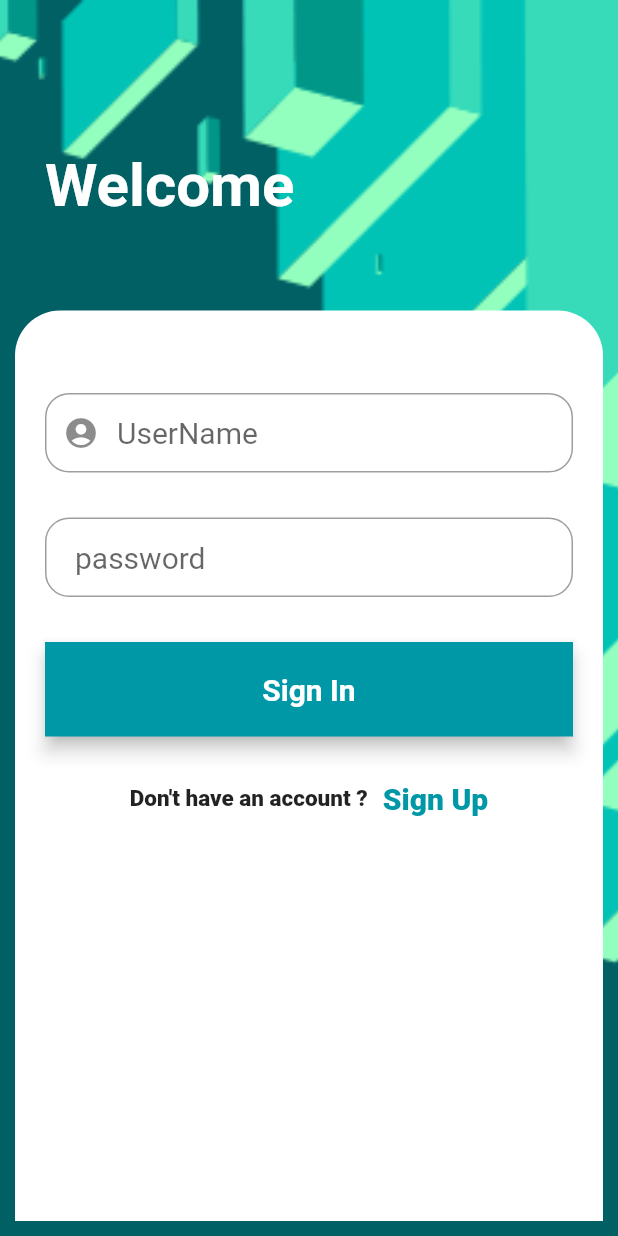
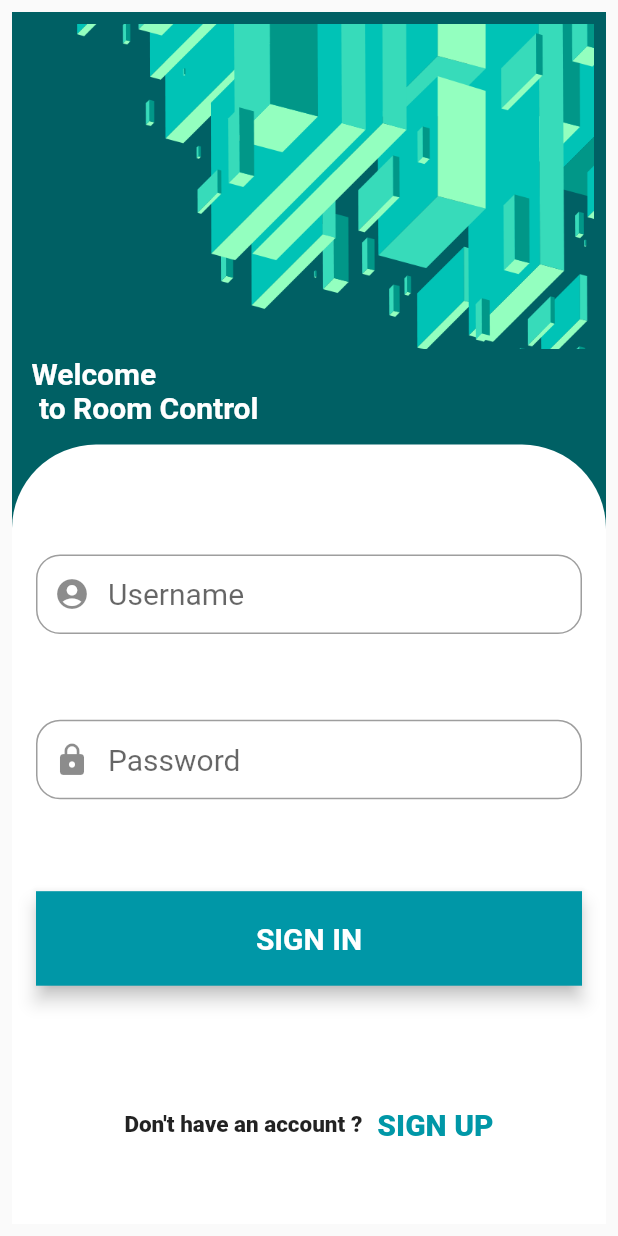
Before and after one commit to rammesaran/LoginAnimation, a Flutter app: the screen it shows after launch, on a phone screen of 412 x 824 dp. Run offline on Flutter 3.47's test engine with Material 2 defaults, Android fonts, the phone set to English and light mode, and no system bars; our stand-ins replace flutter_spinkit.

Commit message:
third changes

```diff
--- a/lib/main.dart
+++ b/lib/main.dart
@@ -1,8 +1,6 @@
-import 'package:animation/screens/details.dart';
-import 'package:animation/screens/homescreen.dart';
+
 import 'package:animation/screens/login.dart';
-import 'package:animation/screens/registration.dart';
-import 'package:animation/screens/splashscreen.dart';
+
 import 'package:flutter/material.dart';
 
 void main() => runApp(MyApp());
--- a/lib/screens/details.dart
+++ b/lib/screens/details.dart
@@ -1,6 +1,4 @@
-import 'package:animation/shared/raisedbutton.dart';
 import 'package:flutter/material.dart';
-import 'package:flutter_xlider/flutter_xlider.dart';
 
 class DetailsPage extends StatefulWidget {
   @override
@@ -13,6 +11,7 @@ class _DetailsPageState extends State<DetailsPage> {
   @override
   Widget build(BuildContext context) {
     return Scaffold(
+
         bottomNavigationBar: BottomNavigationBar(
          currentIndex: 0,
          items: [
@@ -262,6 +261,7 @@ class _DetailsPageState extends State<DetailsPage> {
             ),
           ],
         ),
+
     );
   }
 
--- a/lib/screens/login.dart
+++ b/lib/screens/login.dart
@@ -1,4 +1,5 @@
 import 'package:animation/screens/registration.dart';
+import 'package:animation/screens/splashscreen.dart';
 import 'package:flutter/material.dart';
 
 class HomePage extends StatefulWidget {
@@ -7,6 +8,9 @@ class HomePage extends StatefulWidget {
 }
 
 class _HomePageState extends State<HomePage> {
+  final _text = TextEditingController();
+  final _password = TextEditingController();
+  bool _validate = false;
   @override
   Widget build(BuildContext context) {
     final forgotpassword = Container(
@@ -28,7 +32,7 @@ class _HomePageState extends State<HomePage> {
                   MaterialPageRoute(builder: (context) => Registration()));
             },
             child: Text(
-              'Sign Up',
+              'SIGN UP',
               style: TextStyle(
                   color: Color(0xff0097A7),
                   fontSize: 20,
@@ -38,26 +42,39 @@ class _HomePageState extends State<HomePage> {
         ],
       ),
     );
-    final username = TextField(
+    final username = Form(
+
+      child: TextFormField(
+        controller: _text,
+
       style: TextStyle(
         fontSize: 20.0,
       ),
       decoration: InputDecoration(
+         errorText: _validate ? 'Please enter UserName' : null,
         prefixIcon: Icon(Icons.account_circle),
         contentPadding: EdgeInsets.fromLTRB(20.0, 15.0, 20.0, 15.0),
-        hintText: 'UserName',
+        hintText: 'Username',
         border: OutlineInputBorder(
           borderRadius: BorderRadius.circular(16.0),
         ),
       ),
+    ),
     );
+
+
     final password = TextField(
+      controller: _password,
+      obscureText: true,
       style: TextStyle(
         fontSize: 20.0,
       ),
       decoration: InputDecoration(
+         errorText: _validate ? 'Please enter Password' : null,
+        prefixIcon: Icon(Icons.lock),
         contentPadding: EdgeInsets.fromLTRB(20.0, 15.0, 20.0, 15.0),
-        hintText: 'password',
+        hintText: 'Password',
+
         border: OutlineInputBorder(
           borderRadius: BorderRadius.circular(16.0),
         ),
@@ -71,9 +88,18 @@ class _HomePageState extends State<HomePage> {
       child: MaterialButton(
         minWidth: MediaQuery.of(context).size.width,
         padding: EdgeInsets.all(20.0),
-        onPressed: () {},
+        onPressed: () {
+setState(() {
+                  _text.text.isEmpty ? _validate = true : Navigator.push(context,
+                  MaterialPageRoute(builder: (context) => SplashScreen()));
+                  _password.text.isEmpty ? _validate = true :
+                  _text.text.isEmpty ? _validate = true : Navigator.push(context,
+                  MaterialPageRoute(builder: (context) => SplashScreen()));
+                });
+
+        },
         child: Text(
-          "Sign In",
+          "SIGN IN",
           textAlign: TextAlign.center,
           style: TextStyle(
             fontSize: 20.0,
@@ -86,46 +112,89 @@ class _HomePageState extends State<HomePage> {
 
     return Scaffold(
       body: Container(
+        child: Padding(
+          padding: const EdgeInsets.all(8.0),
+          child: LayoutBuilder(builder:
+              (BuildContext context, BoxConstraints viewportConstraints) {
+            return SingleChildScrollView(
+              child: ConstrainedBox(
+                constraints: BoxConstraints(
+                  minHeight: viewportConstraints.maxHeight,
+                ),
+                child: Container(
+                  color: Color(0xff006064),
+                  child: Container(
+                    child: IntrinsicHeight(
                       child: Column(
                         children: <Widget>[
+                          Container(
+                            height: MediaQuery.of(context).size.height * 0.35,
+                            width: MediaQuery.of(context).size.width,
+                            child: Padding(
+                              padding: EdgeInsets.all(8.0),
+                              child: Center(
+                                child: Column(
+                                  mainAxisAlignment: MainAxisAlignment.center,
+                                  crossAxisAlignment:
+                                      CrossAxisAlignment.stretch,
+                                  mainAxisSize: MainAxisSize.max,
+                                  children: <Widget>[
+                                    Expanded(
+                                      child: Container(
+                                        child: Image(
+                                          image: AssetImage(
+                                            'images/MaskGroup_2.png',
+                                          ),
+                                          fit: BoxFit.fitWidth,
+                                        ),
+                                      ),
+                                    ),
                                     Padding(
-              padding: EdgeInsets.only(top: 100.0, left: 30.0, bottom: 50.0),
-              child: Row(
-                mainAxisAlignment: MainAxisAlignment.start,
-                children: <Widget>[
-                  Text('Welcome',
+                                      padding: const EdgeInsets.all(5.0),
+                                      child: Text(
+
+                                        "Welcome\n to Room Control",
+                                        textAlign: TextAlign.start,
                                         style: TextStyle(
-                          fontSize: 40.0,
+                                            fontWeight: FontWeight.bold,
                                             color: Colors.white,
-                          fontWeight: FontWeight.bold))
+                                            fontSize: 20,
+                                            fontStyle: FontStyle.normal),
+
+                                      ),
+                                    )
                                   ],
                                 ),
                               ),
+                            ),
+                          ),
                           Expanded(
-              child: Padding(
-                padding: EdgeInsets.all(10.0),
                             child: Container(
-                  padding: EdgeInsets.only(
-                    left: 20,
-                    right: 20,
-                    top: 5,
-                  ),
                               decoration: BoxDecoration(
                                   color: Colors.white,
                                   borderRadius: BorderRadius.only(
-                      topRight: Radius.circular(30),
-                      topLeft: Radius.circular(30),
+                                      topLeft: Radius.circular(56.0),
+                                      topRight: Radius.circular(56.0))),
+                              child: Padding(
+                                padding: const EdgeInsets.all(16.0),
+                                child: Column(
+                                  mainAxisSize: MainAxisSize.max,
+                                  crossAxisAlignment:
+                                      CrossAxisAlignment.stretch,
+                                  mainAxisAlignment:
+                                      MainAxisAlignment.spaceEvenly,
+                                  children: <Widget>[
+                                    SizedBox(height: 20.0),
+                                    username,
+                                    SizedBox(height: 20.0),
+                                    password,
+                                    SizedBox(
+                                      height: 24.0,
                                     ),
+                                    loginbutton,
+                                    SizedBox(
+                                      height: 24.0,
                                     ),
-                  child: Column(
-                    children: <Widget>[
-                      SizedBox(height: 50.0),
-                      username,
-                      SizedBox(height: 30.0),
-                      password,
-                      SizedBox(height: 30.0),
-                      loginbutton,
-                      SizedBox(height: 10.0),
                                     forgotpassword,
                                   ],
                                 ),
@@ -134,17 +203,12 @@ class _HomePageState extends State<HomePage> {
                           ),
                         ],
                       ),
-        width: double.infinity,
-        decoration: BoxDecoration(
-          image: DecorationImage(
-            image: AssetImage('images/MaskGroup1.png'),
-            fit: BoxFit.cover,
                     ),
-          gradient: LinearGradient(begin: Alignment.topCenter, colors: [
-            Color(0xff006064),
-            Color(0xff006064),
-            Color(0xff006064)
-          ]),
+                  ),
+                ),
+              ),
+            );
+          }),
         ),
       ),
     );
--- a/lib/screens/splashscreen.dart
+++ b/lib/screens/splashscreen.dart
@@ -50,11 +50,12 @@ class _SplashScreenState extends State<SplashScreen> {
             SizedBox(
               height: 60.0,
             ),
-            Text('Lets Get Started',
+            Text('Lets get you started',
                 style: TextStyle(
                     fontSize: 30.0,
                     color: Colors.white,
-                    fontWeight: FontWeight.bold))
+                    fontWeight: FontWeight.bold),
+                    ),
           ],
         ),
       ),
```
Also changed, not shown: lib/screens/homescreen.dart (+26 -8 lines), lib/screens/registration.dart (+36 -13 lines). Lines whose indentation alone changed are shown as unchanged.
